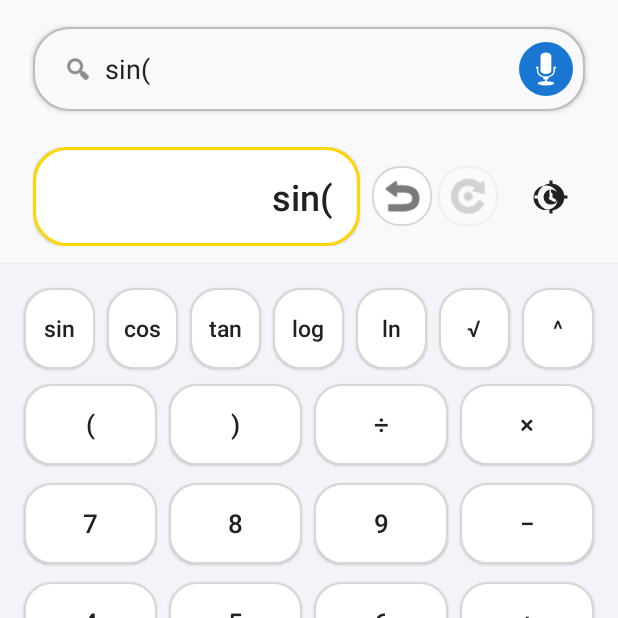
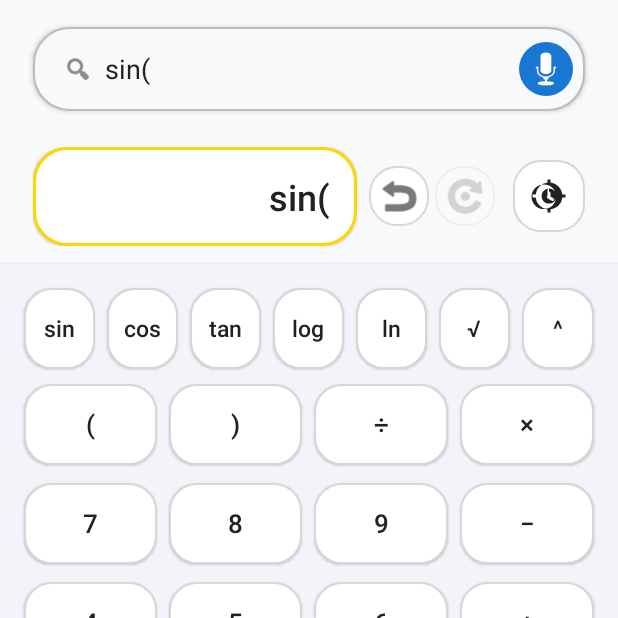
Before and after one commit to akshayabduk/smartcalc-voice-171, an Android app: the screen it shows after launch (MainActivity), after a tap on "sin", on a phone screen of 412 x 824 dp, the top half of it. Run offline under Robolectric (Android 15) with nearby library versions, the phone set to English and light mode, and no system bars; libraries missing offline, so code that uses them is left out: org.apache.commons.

Commit message:
CheckPoint - cgf54a0cf2

```diff
--- a/kotlin_frontend/app/src/main/res/layout/activity_main.xml
+++ b/kotlin_frontend/app/src/main/res/layout/activity_main.xml
@@ -79,19 +79,20 @@
         </LinearLayout>
 
         <!-- Inline modern history button (icon) -->
-        <ImageView
+        <ImageButton
             android:id="@+id/btnShowHistory"
-            android:layout_width="46dp"
-            android:layout_height="46dp"
+            android:layout_width="48dp"
+            android:layout_height="48dp"
             android:layout_marginStart="12dp"
             android:src="@drawable/ic_history"
             android:tint="@color/onSurface"
-            android:background="@android:color/transparent"
+            android:background="@drawable/bg_calc_button_normal"
+            android:foreground="@drawable/calc_button_ripple"
             android:contentDescription="@string/history_icon_content_desc"
             android:clickable="true"
             android:focusable="true"
-            android:scaleType="center"
-            android:elevation="4dp"/>
+            android:padding="12dp"
+            android:elevation="1dp"/>
     </LinearLayout>
 
     <LinearLayout
```
Also changed, not shown: kotlin_frontend/app/src/main/kotlin/org/example/app/MainActivity.kt (+32 -36 lines), 3 other files.
